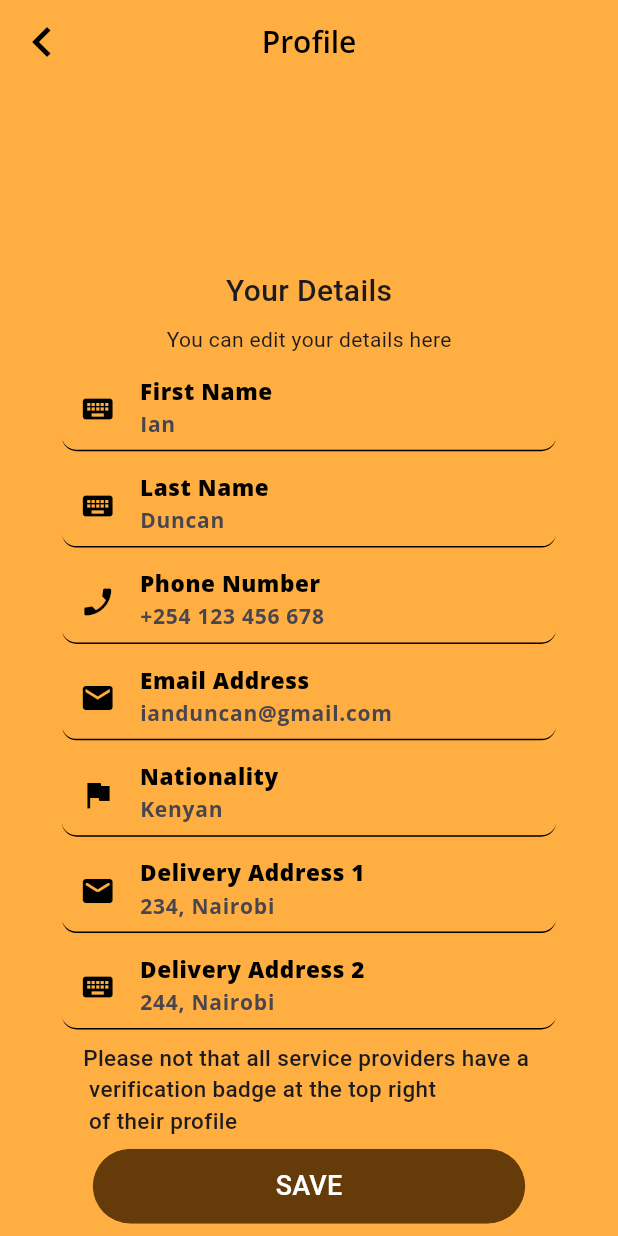
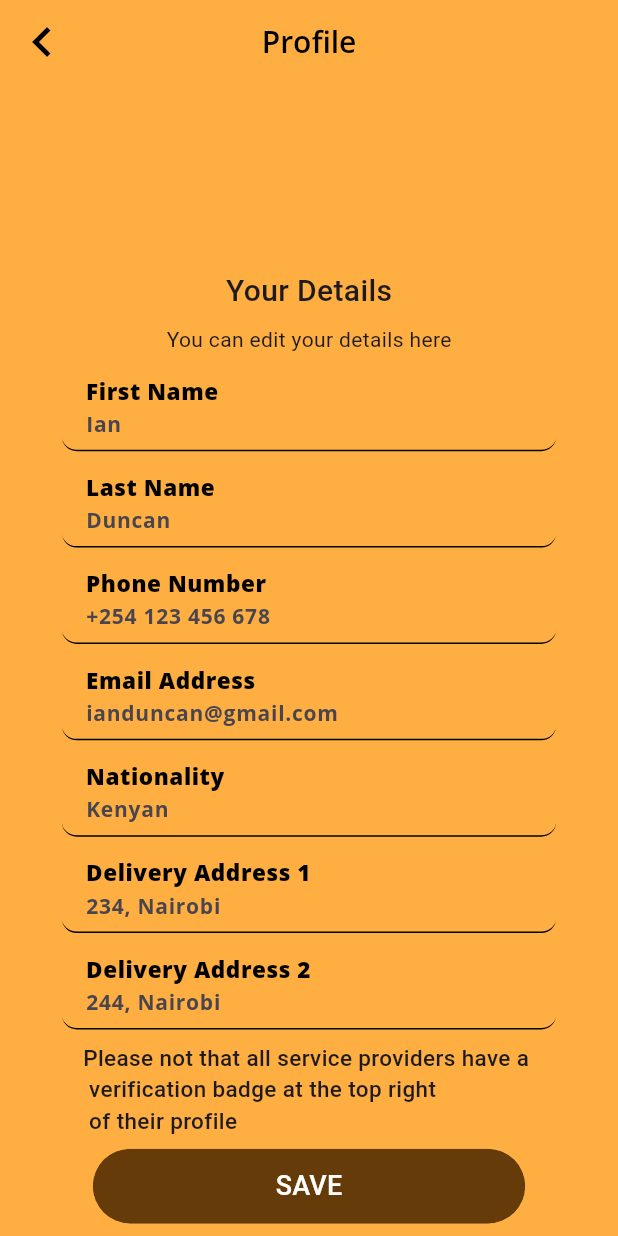
Before and after one commit to Njuguna-JohnBrian/Woofer, a Flutter app: the ProfileScreen screen opened directly, on a phone screen of 412 x 824 dp. Run offline on Flutter 3.47's test engine with Material 2 defaults, Android fonts, the phone set to English and light mode, and no system bars; our stand-ins replace flutter_svg, google_fonts, lottie, smooth_page_indicator; Roboto replaces fonts that are missing (OpenSans).

Commit message:
prefixIcon: widget.showIcon

```diff
--- a/lib/screens/signup/components/input_field.dart
+++ b/lib/screens/signup/components/input_field.dart
@@ -7,6 +7,7 @@ class InputFieldComponent extends StatefulWidget {
   final IconData iconData;
   final String labelText;
   final String hintText;
+  final bool showIcon;
 
   const InputFieldComponent({
     super.key,
@@ -15,6 +16,7 @@ class InputFieldComponent extends StatefulWidget {
     required this.iconData,
     required this.labelText,
     required this.hintText,
+    this.showIcon = true,
   });
 
   @override
@@ -33,6 +35,12 @@ class _InputFieldComponentState extends State<InputFieldComponent> {
       child: TextFormField(
         controller: widget.textEditingController,
         autovalidateMode: AutovalidateMode.onUserInteraction,
+        validator: ((value) {
+          if (value!.isEmpty) {
+            return '${widget.labelText} is required';
+          }
+          return null;
+        }),
         cursorColor: Colors.grey,
         style: TextStyle(
           color: Colors.black.withOpacity(
@@ -43,10 +51,12 @@ class _InputFieldComponentState extends State<InputFieldComponent> {
         decoration: InputDecoration(
           fillColor: Colors.transparent,
           filled: true,
-          prefixIcon: Icon(
-            widget.iconData,
-            color: Colors.black,
-          ),
+          prefixIcon: widget.showIcon
+              ? Icon(
+                  widget.iconData,
+                  color: Colors.black,
+                )
+              : null,
           enabledBorder: UnderlineInputBorder(
             borderRadius: BorderRadius.circular(
               10.0,
```
